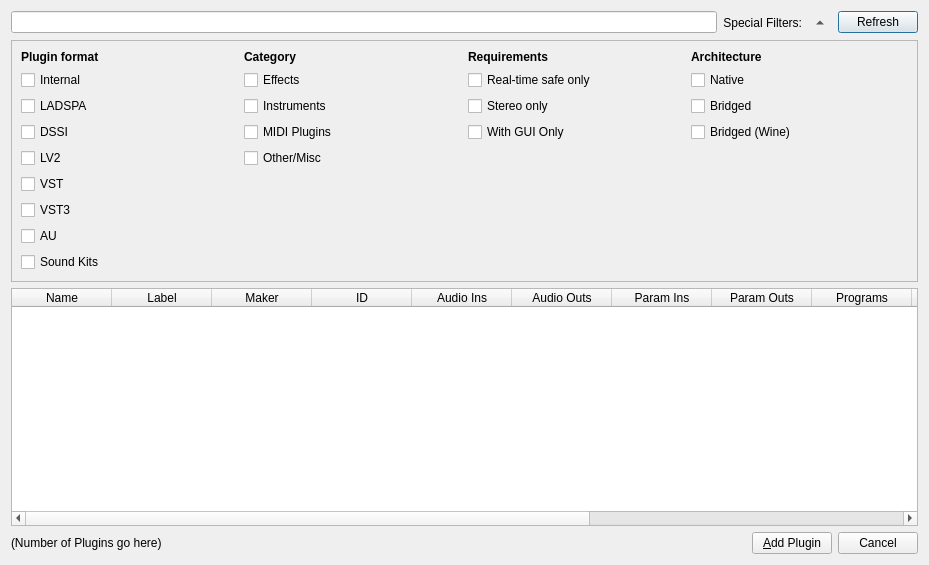
The window that resources/ui/carla_database.ui (falkTX/Carla) describes before a commit, drawn with Qt 5.
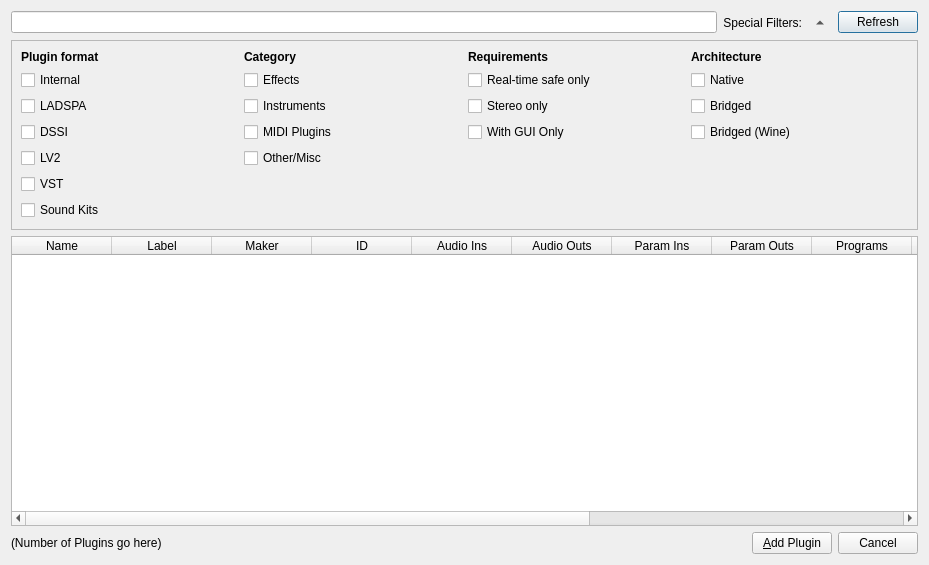
The same window after the commit. Icons and pictures are not drawn.

Diff of the .ui file:
```diff
--- a/resources/ui/carla_database.ui
+++ b/resources/ui/carla_database.ui
@@ -82,13 +82,6 @@
         </property>
        </widget>
       </item>
-      <item row="7" column="0">
-       <widget class="QCheckBox" name="ch_au">
-        <property name="text">
-         <string>AU</string>
-        </property>
-       </widget>
-      </item>
       <item row="3" column="1">
        <widget class="QCheckBox" name="ch_midi">
         <property name="text">
@@ -166,20 +159,13 @@
         </property>
        </widget>
       </item>
-      <item row="8" column="0">
+      <item row="6" column="0">
        <widget class="QCheckBox" name="ch_kits">
         <property name="text">
          <string>Sound Kits</string>
         </property>
        </widget>
       </item>
-      <item row="6" column="0">
-       <widget class="QCheckBox" name="ch_vst3">
-        <property name="text">
-         <string>VST3</string>
-        </property>
-       </widget>
-      </item>
       <item row="1" column="1">
        <widget class="QCheckBox" name="ch_effects">
         <property name="text">
```
